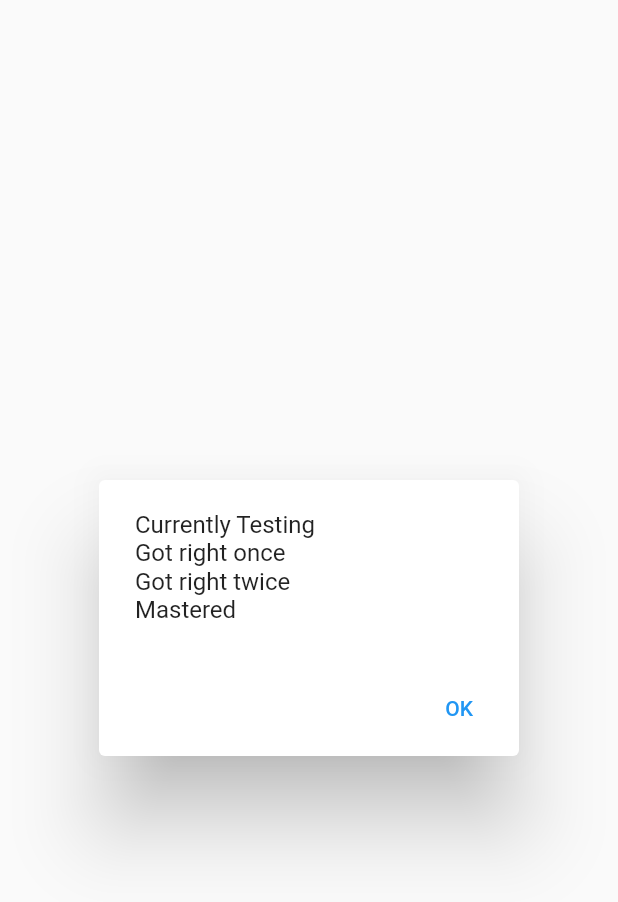
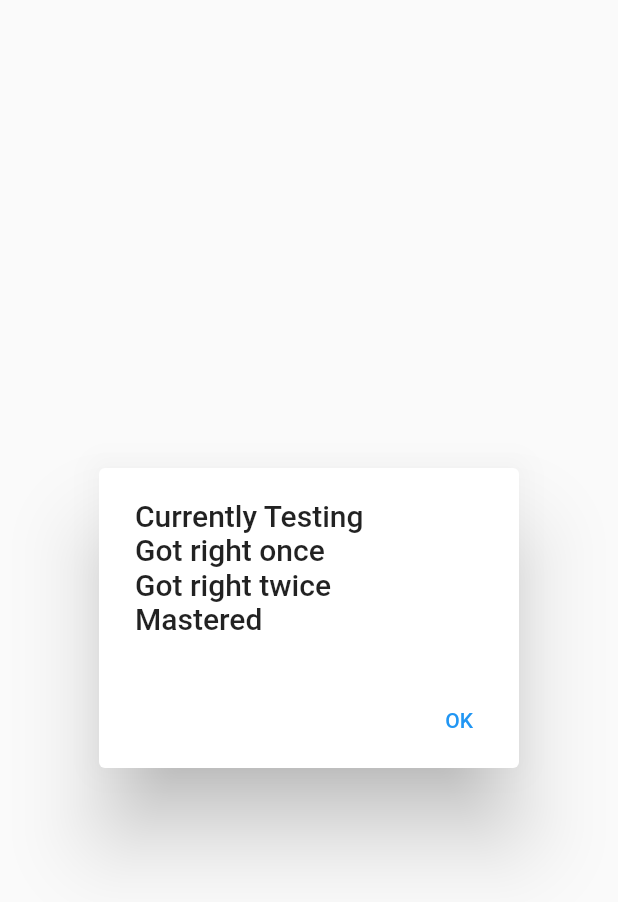
Before and after one commit to kaladron/uscis_test, a Flutter app: the QuestionInfoDialog widget shown alone on an empty page, opened directly, on a phone screen of 412 x 824 dp. Shown: the top 902 px of the screen. Run offline on Flutter 3.47's test engine with Material 2 defaults, Android fonts, the phone set to English and light mode, and no system bars; our stand-ins replace flutter_html, flutter_tts, shared_preferences, speech_to_text; missing offline and left inert: flag; accounts and stored records are empty.

Commit message:
Style up headings in dialog

```diff
--- a/lib/learnscreen.dart
+++ b/lib/learnscreen.dart
@@ -290,10 +290,13 @@ class QuestionInfoDialog extends StatelessWidget {
   Widget build(BuildContext context) => AlertDialog(
         content: SingleChildScrollView(
           child: ListBody(children: [
-            Text('Currently Testing'),
-            Text('Got right once'),
-            Text('Got right twice'),
-            Text('Mastered')
+            Text('Currently Testing',
+                style: Theme.of(context).textTheme.headline6),
+            Text('Got right once',
+                style: Theme.of(context).textTheme.headline6),
+            Text('Got right twice',
+                style: Theme.of(context).textTheme.headline6),
+            Text('Mastered', style: Theme.of(context).textTheme.headline6)
           ]),
         ),
         actions: [
```
